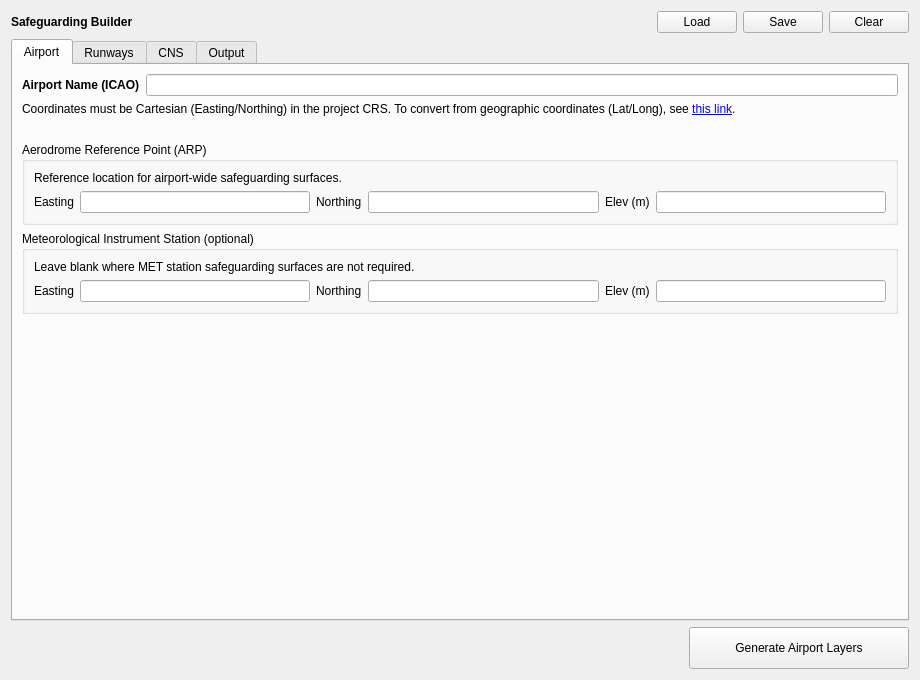
Before: the Qt Designer form safeguarding_builder_dialog_base.ui in camtodd1/prj-lucid, drawn with Qt 5.
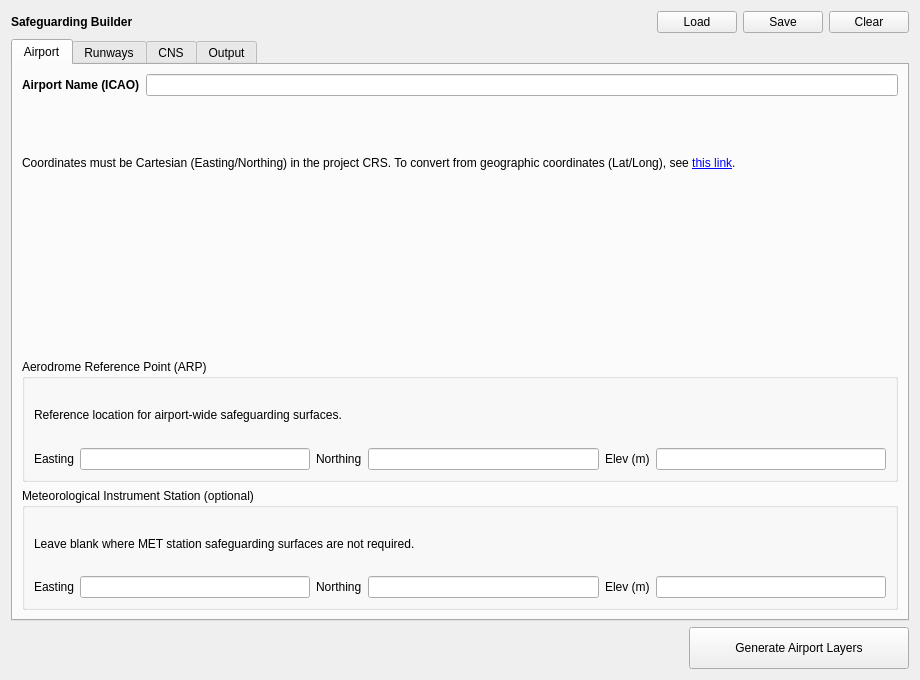
After: the same form once the commit is applied. Custom widgets are drawn as their Qt base class.

Commit message: airport tab

Patch:
```diff
--- a/safeguarding_builder_dialog_base.ui
+++ b/safeguarding_builder_dialog_base.ui
@@ -210,19 +210,6 @@
          </layout>
         </widget>
        </item>
-       <item>
-        <spacer name="verticalSpacer_airport">
-         <property name="orientation">
-          <enum>Qt::Vertical</enum>
-         </property>
-         <property name="sizeHint" stdset="0">
-          <size>
-           <width>20</width>
-           <height>40</height>
-          </size>
-         </property>
-        </spacer>
-       </item>
       </layout>
      </widget>
      <widget class="QWidget" name="tab_runways">
```
The commit also changes 1 other file.
